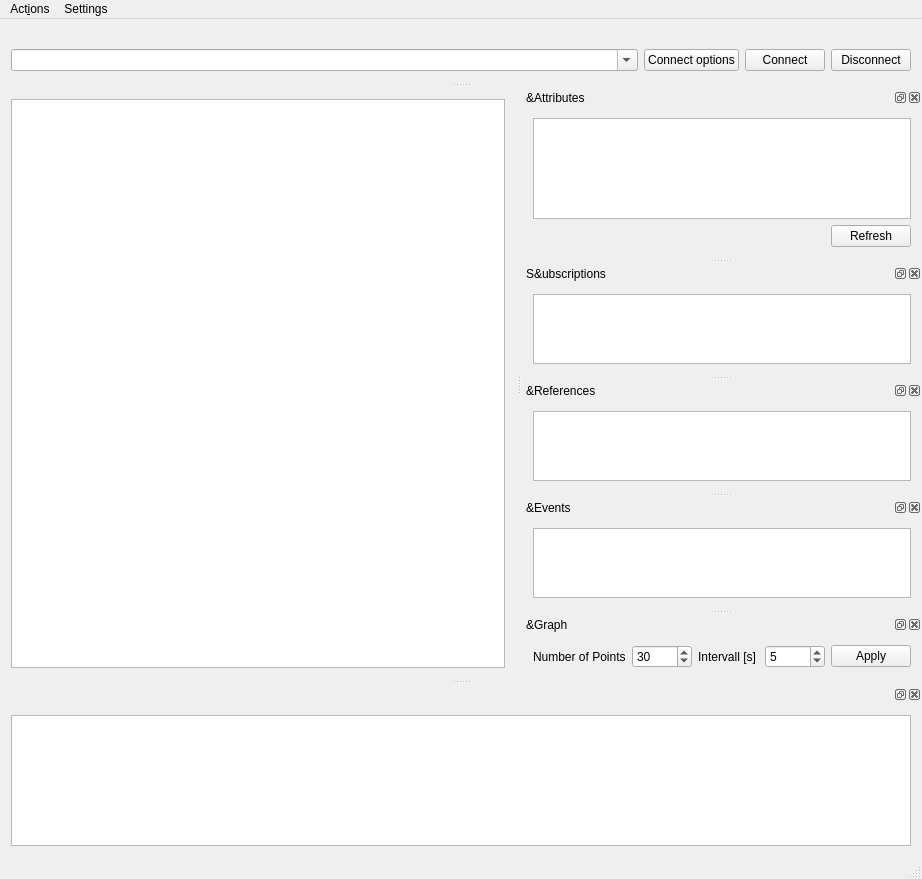
This is uaclient/mainwindow_ui.ui in upohl/opcua-client-gui as Qt 5 draws it before an edit. The edited form follows.
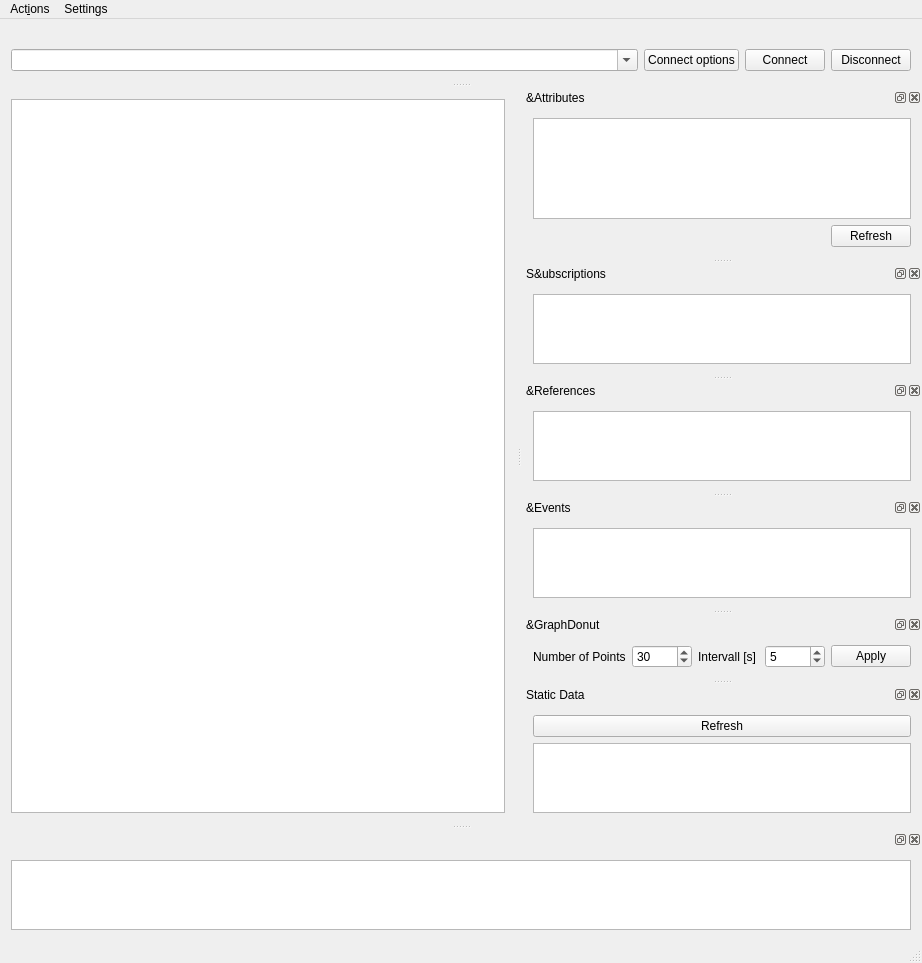
This is the edited form. Icons and pictures are not drawn.

Commit message: Added a History View tab

```diff
--- a/uaclient/mainwindow_ui.ui
+++ b/uaclient/mainwindow_ui.ui
@@ -395,7 +395,7 @@
   </widget>
   <widget class="QDockWidget" name="graphDockWidget">
    <property name="windowTitle">
-    <string>&amp;Graph</string>
+    <string>&amp;GraphDonut</string>
    </property>
    <attribute name="dockWidgetArea">
     <number>2</number>
@@ -460,6 +460,50 @@
     </layout>
    </widget>
   </widget>
+  <widget class="QDockWidget" name="staticDataDockWidget" >
+   <property name="sizePolicy">
+    <sizepolicy hsizetype="Expanding" vsizetype="Preferred">
+     <horstretch>0</horstretch>
+     <verstretch>0</verstretch>
+    </sizepolicy>
+   </property>
+   <property name="windowTitle">
+    <string>Static Data</string>
+   </property>
+   <attribute name="dockWidgetArea">
+    <number>2</number>
+   </attribute>
+   <widget class="QWidget" name="dockWidgetContents_8">
+    <property name="sizePolicy">
+     <sizepolicy hsizetype="Expanding" vsizetype="Preferred">
+      <horstretch>0</horstretch>
+      <verstretch>0</verstretch>
+     </sizepolicy>
+    </property>
+    <layout class="QVBoxLayout" name="verticalLayout_3">
+     <item>
+      <widget class="QPushButton" name="buttonRefresh">
+       <property name="text">
+        <string>Refresh</string>
+       </property>
+      </widget>
+     </item>
+     <item>
+      <widget class="QTableView" name="staticDataView">
+       <property name="focusPolicy">
+        <enum>Qt::StrongFocus</enum>
+       </property>
+       <property name="editTriggers">
+        <set>QAbstractItemView::NoEditTriggers</set>
+       </property>
+       <property name="tabKeyNavigation">
+        <bool>false</bool>
+       </property>
+      </widget>
+     </item>
+    </layout>
+   </widget>
+  </widget>
   <action name="actionConnect">
    <property name="text">
     <string>&amp;Connect</string>
```
Left out of the diff: 1 changed line with no effect on the pictures. The commit also changes 4 other files.
